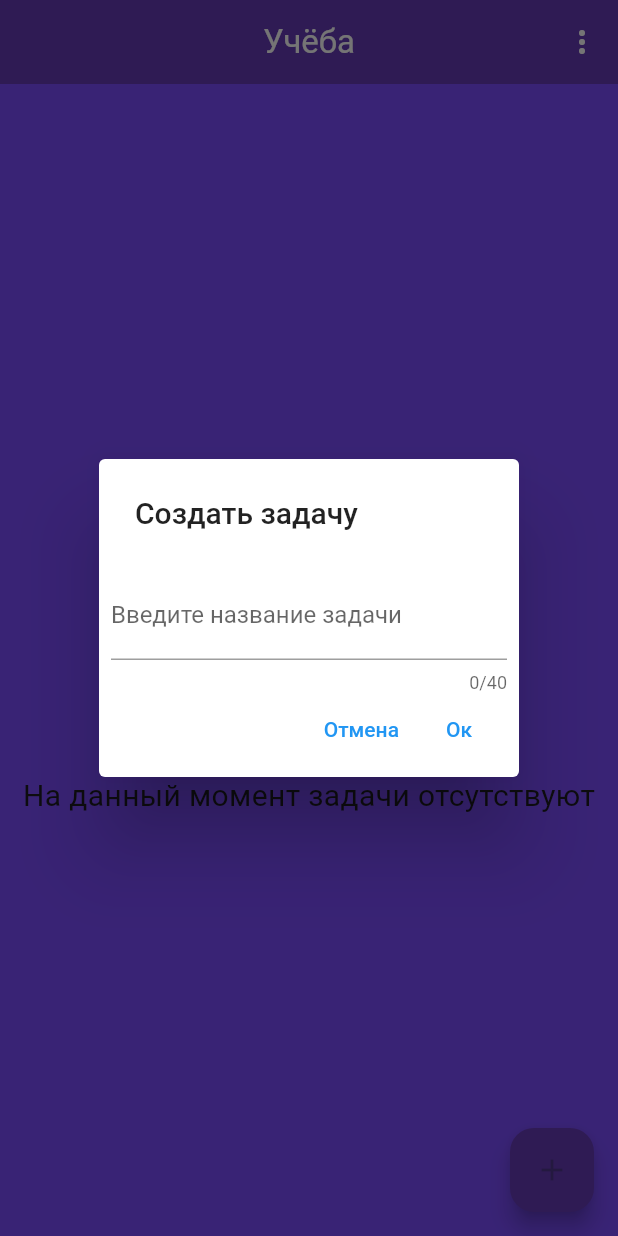
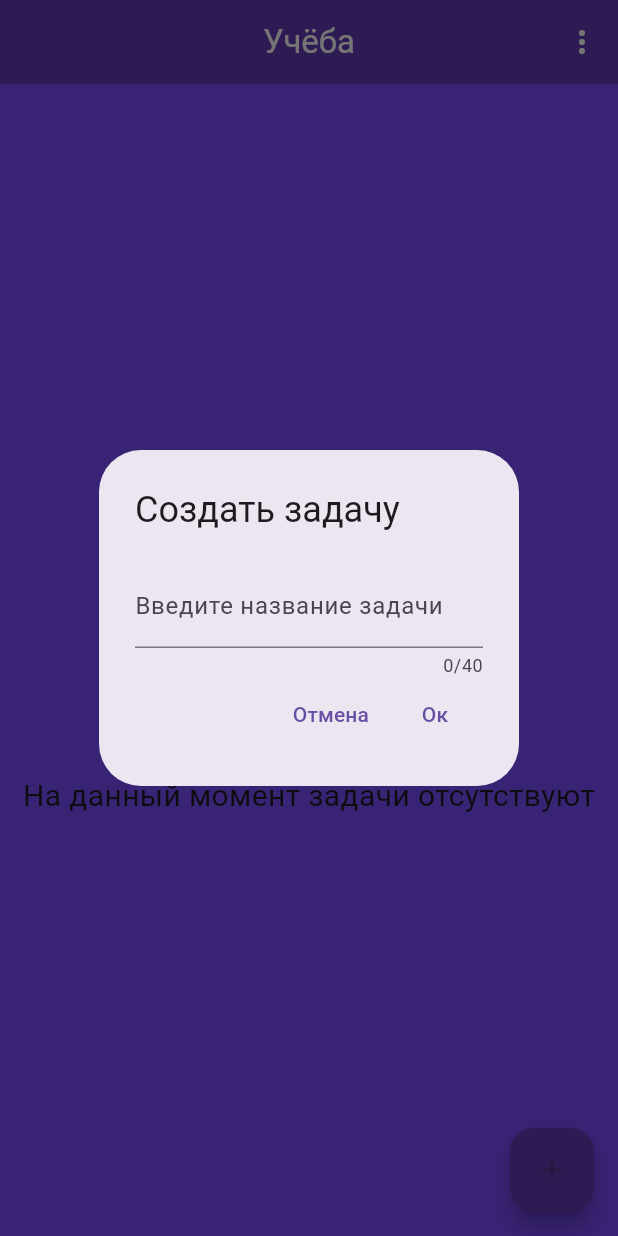
Before and after one commit to Verigg/android_tasks, a Flutter app: the screen it shows after launch, after a tap on the "add" icon, on a phone screen of 412 x 824 dp. Run offline on Flutter 3.47's test engine with Material 2 defaults, Android fonts, the phone set to English and light mode, and no system bars; our stand-ins replace flutter_svg.

Commit message:
Исправил всё, большую часть того, что указано под прошлым коммитом

```diff
--- /dev/null
+++ b/lib/widgets/Menu.dart
@@ -0,0 +1 @@
+enum Menu { hideDone, onlyFavorite, deleteDone, editThread }
--- /dev/null
+++ b/lib/widgets/TaskClass.dart
@@ -0,0 +1,7 @@
+class Task {
+  bool isFavorite = false;
+  bool isDone = false;
+  int id;
+  String title;
+  Task({required this.title, required this.id});
+}
--- a/lib/widgets/branch.dart
+++ b/lib/widgets/branch.dart
@@ -1,80 +1,59 @@
 import 'package:flutter/material.dart';
 import 'package:flutter/services.dart';
 import 'package:flutter_svg/svg.dart';
+import 'TaskClass.dart';
+import 'Menu.dart';
 
-enum Menu { hideDone, onlyFavorite, deleteDone, editThread }
-
-class Task {
-  bool isFavorite = false;
-  bool isDone = false;
-  late int id;
-  late String text;
-  void display() {
-    print("String: $String id: $id");
+class BranchScreen extends StatefulWidget {
+  const BranchScreen({super.key});
+  @override
+  State<BranchScreen> createState() => _BranchState();
 }
 
-  Task(String txt) {
-    text = txt;
-  }
-}
-
-class Branch extends StatefulWidget {
-  const Branch({super.key});
+class _BranchState extends State<BranchScreen> {
+  List<Task> _allTasks = [];
+  List<Task> _visibleTasks = [];
+  bool _onlyFavorite = false;
+  bool _hideDone = false;
+  String _title = 'Учёба';
 
   @override
-  State<Branch> createState() => _BranchState();
-}
-
-class _BranchState extends State<Branch> {
-  List<Task> allTasks = [];
-  List<Task> visibleTasks = [];
-  bool onlyFavorite = false;
-  bool hideDone = false;
-  String title = 'Учёба';
-
-  final _textField = GlobalKey<FormState>();
-  @override
   Widget build(BuildContext context) {
-    return MaterialApp(
-      theme: ThemeData(
-        useMaterial3: true,
-      ),
-      home: Scaffold(
+    return Scaffold(
       appBar: AppBar(
         centerTitle: true,
         foregroundColor: Colors.white,
         backgroundColor: Colors.deepPurple,
-          title: Text(title),
-          actions: <Widget>[EditButton()],
+        title: Text(_title),
+        actions: [EditButton()],
       ),
-        body: _TaskList(_visibleTasks(allTasks, onlyFavorite, hideDone)),
+      body: _TaskList(_visibleTasks),
       backgroundColor: Colors.deepPurpleAccent,
-        floatingActionButton: _addTask(allTasks),
-      ),
+      floatingActionButton: _buildAddTaskFab(_allTasks),
     );
   }
 
-  List<Task> _visibleTasks(List<Task> tasks, bool onlyFavorite, bool hideDone) {
+  List<Task> _visibleTasksConstructor({required List<Task> tasks, required bool onlyFavorite, required bool isDone}) {
     List<Task> out = [];
     out.addAll(tasks);
     if (onlyFavorite) {
-      out.removeWhere((element) => element.isFavorite == false);
+      out.removeWhere((task) => !task.isFavorite);
     }
-    if (hideDone) {
-      out.removeWhere((element) => element.isDone == true);
+    if (_hideDone) {
+      out.removeWhere((task) => task.isDone);
     }
     return out;
   }
 
-  Widget _addTask(List tasks) {
+  Widget _buildAddTaskFab(List tasks) {
     return FloatingActionButton(
-      onPressed: () => _dialogCreateTask(context),
+      onPressed: () => _showCreateTaskDialog(context),
       backgroundColor: Colors.deepPurple,
       child: const Icon(Icons.add),
     );
   }
 
-  Future<void> _dialogCreateTask(BuildContext context) {
+  Future<void> _showCreateTaskDialog(BuildContext context) {
     late String text;
     return showDialog<void>(
       context: context,
@@ -82,9 +61,9 @@ class _BranchState extends State<Branch> {
         return AlertDialog(
           title: const Text('Создать задачу'),
           actions: <Widget>[
-            Form(
-              key: _textField,
-              child: TextFormField(
+            Form(child: Builder(builder: (context) {
+              return Column(children: [
+                TextFormField(
                   validator: (value) {
                     if (value == null || value.isEmpty) {
                       return 'Название не может быть пустым';
@@ -103,7 +82,6 @@ class _BranchState extends State<Branch> {
                     text = value;
                   },
                 ),
-            ),
                 Row(mainAxisAlignment: MainAxisAlignment.end, children: [
                   TextButton(
                     style: TextButton.styleFrom(
@@ -120,39 +98,40 @@ class _BranchState extends State<Branch> {
                     ),
                     child: const Text('Ок'),
                     onPressed: () {
-                  if (_textField.currentState!.validate()) {
-                    Task newTask = Task(text);
+                      if (Form.of(context)!.validate()) {
+                        final newTask = Task(title: text, id: _allTasks.length);
                         setState(() {
-                      allTasks.add(newTask);
+                          _allTasks.add(newTask);
+                          if (!_onlyFavorite) {
+                            _visibleTasks.add(newTask);
+                          }
                         });
                         Navigator.of(context).pop();
                       }
                     },
                   )
                 ]),
+              ]);
+            }))
           ],
         );
       },
     );
   }
 
-  @override
-  Widget _TaskList(List<Task> tasks) {
-    if (tasks.length != 0) {
-      return ListView.builder(
-          itemCount: tasks.length,
-          itemBuilder: (context, index) {
+  Widget _taskCard({required List tasks, required int index}) {
     return Padding(
       padding: EdgeInsets.all(6.0),
       child: Dismissible(
         background: Container(
           color: Colors.red,
-                      child: Icon(Icons.delete_forever),
+          child: Container(margin: EdgeInsets.only(left: 320.0), child: Icon(Icons.delete_forever)),
         ),
-                    key: ValueKey<Task>(tasks[index]),
+        key: ValueKey<int>(tasks[index].id),
         onDismissed: (DismissDirection direction) {
           setState(() {
-                        allTasks.remove(tasks[index]);
+            _allTasks.remove(tasks[index]);
+            _visibleTasks.remove(tasks[index]);
           });
         },
         direction: DismissDirection.endToStart,
@@ -161,7 +140,7 @@ class _BranchState extends State<Branch> {
           checkboxShape: CircleBorder(),
           tileColor: Colors.white,
           controlAffinity: ListTileControlAffinity.leading,
-                        title: Text(tasks[index].text),
+          title: Text(tasks[index].title),
           value: tasks[index].isDone,
           onChanged: (bool? value) {
             setState(() {
@@ -183,9 +162,26 @@ class _BranchState extends State<Branch> {
                 tasks[index].isFavorite = !tasks[index].isFavorite;
               });
             },
-                        ))));
+          ),
+        ),
+      ),
+    );
+  }
+
+  @override
+  Widget _TaskList(List<Task> tasks) {
+    if (tasks.length != 0) {
+      return ListView.builder(
+          itemCount: tasks.length,
+          itemBuilder: (context, index) {
+            return _taskCard(tasks: tasks, index: index);
           });
     } else {
+      return _taskListBackground();
+    }
+  }
+
+  Widget _taskListBackground() {
     return Center(
       child: Column(
         mainAxisAlignment: MainAxisAlignment.center,
@@ -201,17 +197,18 @@ class _BranchState extends State<Branch> {
             style: TextStyle(fontSize: 20),
           ),
         ],
-      ));
-    }
+      ),
+    );
   }
 
-  @override
-  Future<void> _dialogDeleteAlert(BuildContext context) {
+  Future<void> _showDeleteCompletedConfirmationDialog(BuildContext context) {
     return showDialog<void>(
         context: context,
         builder: (BuildContext context) {
-          return AlertDialog(title: const Text('Подтвердите удаление'), actions: <Widget>[
-            Text("Удалить выполненные задачи? Это действие необратимо."),
+          return AlertDialog(
+              title: const Text('Подтвердите удаление'),
+              content: Text("Удалить выполненные задачи? Это действие необратимо."),
+              actions: <Widget>[
                 Row(mainAxisAlignment: MainAxisAlignment.end, children: [
                   TextButton(
                     style: TextButton.styleFrom(
@@ -228,7 +225,8 @@ class _BranchState extends State<Branch> {
                     ),
                     child: const Text('Ок'),
                     onPressed: () {
-                  allTasks.removeWhere((element) => element.isDone == true);
+                      _allTasks.removeWhere((task) => task.isDone);
+                      _visibleTasks.removeWhere((task) => task.isDone);
                       setState(() {});
                       Navigator.of(context).pop();
                     },
@@ -238,8 +236,7 @@ class _BranchState extends State<Branch> {
         });
   }
 
-  @override
-  Future<void> _dialogEditThread(BuildContext context) {
+  Future<void> _showEditBranchTitleDialog(BuildContext context) {
     late String text;
     return showDialog<void>(
       context: context,
@@ -247,9 +244,9 @@ class _BranchState extends State<Branch> {
         return AlertDialog(
           title: const Text('Редактировать ветку'),
           actions: <Widget>[
-            Form(
-              key: _textField,
-              child: TextFormField(
+            Form(child: Builder(builder: (context) {
+              return Column(children: [
+                TextFormField(
                   validator: (value) {
                     if (value == null || value.isEmpty) {
                       return 'Название не может быть пустым';
@@ -268,7 +265,6 @@ class _BranchState extends State<Branch> {
                     text = value;
                   },
                 ),
-            ),
                 Row(mainAxisAlignment: MainAxisAlignment.end, children: [
                   TextButton(
                     style: TextButton.styleFrom(
@@ -285,15 +281,17 @@ class _BranchState extends State<Branch> {
                     ),
                     child: const Text('Ок'),
                     onPressed: () {
-                  if (_textField.currentState!.validate()) {
+                      if (Form.of(context)!.validate()) {
                         setState(() {
-                      title = text;
+                          _title = text;
                         });
                         Navigator.of(context).pop();
                       }
                     },
                   )
                 ]),
+              ]);
+            }))
           ],
         );
       },
@@ -311,19 +309,23 @@ class _BranchState extends State<Branch> {
         onSelected: (Menu item) {
           if (item == Menu.hideDone) {
             setState(() {
-              hideDone = !hideDone;
+              _hideDone = !_hideDone;
+              _visibleTasks =
+                  _visibleTasksConstructor(tasks: _allTasks, onlyFavorite: _onlyFavorite, isDone: _hideDone);
             });
           }
           if (item == Menu.onlyFavorite) {
             setState(() {
-              onlyFavorite = !onlyFavorite;
+              _onlyFavorite = !_onlyFavorite;
+              _visibleTasks =
+                  _visibleTasksConstructor(tasks: _allTasks, onlyFavorite: _onlyFavorite, isDone: _hideDone);
             });
           }
           if (item == Menu.deleteDone) {
-            _dialogDeleteAlert(context);
+            _showDeleteCompletedConfirmationDialog(context);
           }
           if (item == Menu.editThread) {
-            _dialogEditThread(context);
+            _showEditBranchTitleDialog(context);
           }
         },
         itemBuilder: (BuildContext context) => <PopupMenuEntry<Menu>>[
@@ -331,15 +333,15 @@ class _BranchState extends State<Branch> {
                   value: Menu.hideDone,
                   child: ListTile(
                     contentPadding: EdgeInsets.symmetric(horizontal: 4),
-                    leading: Icon(_hideDoneButtonIcon[hideDone ? 1 : 0]),
-                    title: Text(_hideDoneButtonText[hideDone ? 1 : 0]),
+                    leading: Icon(_hideDoneButtonIcon[_hideDone ? 1 : 0]),
+                    title: Text(_hideDoneButtonText[_hideDone ? 1 : 0]),
                   )),
               PopupMenuItem<Menu>(
                 value: Menu.onlyFavorite,
                 child: ListTile(
                   contentPadding: EdgeInsets.symmetric(horizontal: 4),
-                  leading: Icon(_onlyFavoriteButtonIcon[onlyFavorite ? 1 : 0]),
-                  title: Text(_onlyFavoriteButtonText[onlyFavorite ? 1 : 0]),
+                  leading: Icon(_onlyFavoriteButtonIcon[_onlyFavorite ? 1 : 0]),
+                  title: Text(_onlyFavoriteButtonText[_onlyFavorite ? 1 : 0]),
                 ),
               ),
               const PopupMenuItem<Menu>(
--- a/lib/widgets/task_app.dart
+++ b/lib/widgets/task_app.dart
@@ -7,7 +7,10 @@ class TaskApp extends StatelessWidget {
   @override
   Widget build(BuildContext context) {
     return MaterialApp(
-      home: Branch(),
+      theme: ThemeData(
+        useMaterial3: true,
+      ),
+      home: BranchScreen(),
     );
   }
 }
```
Also changed, not shown: pubspec.yaml (+6 -65 lines), 1 other file. Lines whose indentation alone changed are shown as unchanged.
